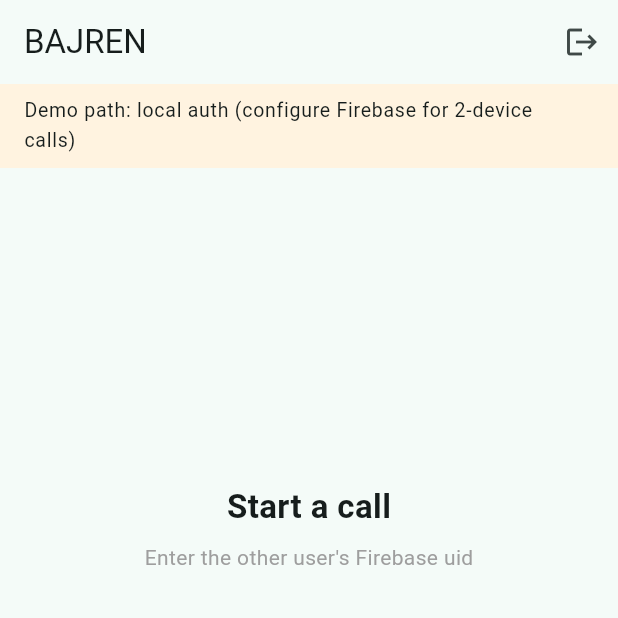
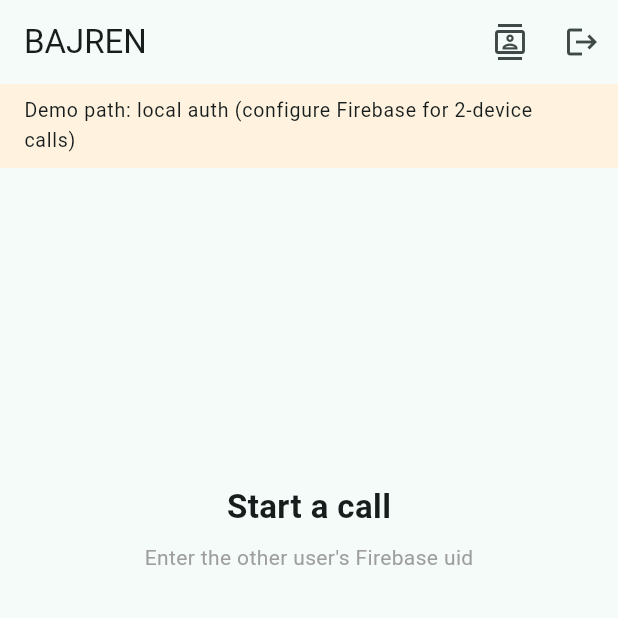
Before and after one commit to Ali05008/BAJREN, a Flutter app: the HomeScreen screen opened directly, on a phone screen of 412 x 824 dp, the top half of it. Run offline on Flutter 3.47's test engine with Material 3 defaults, Android fonts, the phone set to English and light mode, and no system bars; our stand-ins replace app_links, cloud_functions, equatable, firebase_auth, firebase_core, firebase_database and 4 more; missing offline and left inert: flutter_webrtc; accounts and stored records are empty.

Commit message:
Update home_screen.dart

```diff
--- a/lib/features/calls/presentation/screens/home_screen.dart
+++ b/lib/features/calls/presentation/screens/home_screen.dart
@@ -5,6 +5,7 @@ import 'package:permission_handler/permission_handler.dart';
 
 import '../../../../core/di/firebase_ready.dart';
 import '../../../auth/presentation/providers/auth_providers.dart';
+import '../../../contacts/presentation/screens/contacts_list_screen.dart';
 import '../../../reports/presentation/report_user_sheet.dart';
 import '../../domain/entities/call.dart';
 import '../providers/active_call_notifier.dart';
@@ -51,6 +52,13 @@ class _HomeScreenState extends ConsumerState<HomeScreen> {
       appBar: AppBar(
         title: const Text('BAJREN'),
         actions: [
+          IconButton(
+            icon: const Icon(Icons.contacts_outlined),
+            tooltip: 'جهات الاتصال',
+            onPressed: () => Navigator.of(context).push(
+              MaterialPageRoute(builder: (_) => const ContactsListScreen()),
+            ),
+          ),
           if (user != null)
             Padding(
               padding: const EdgeInsets.symmetric(horizontal: 8),
```
